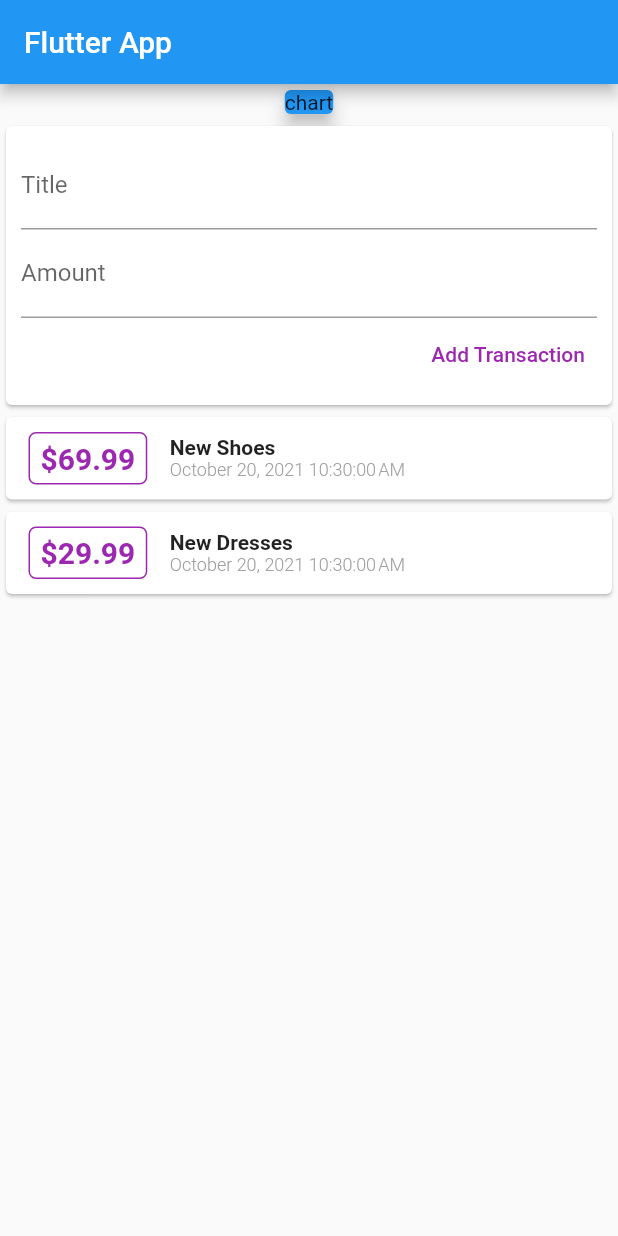
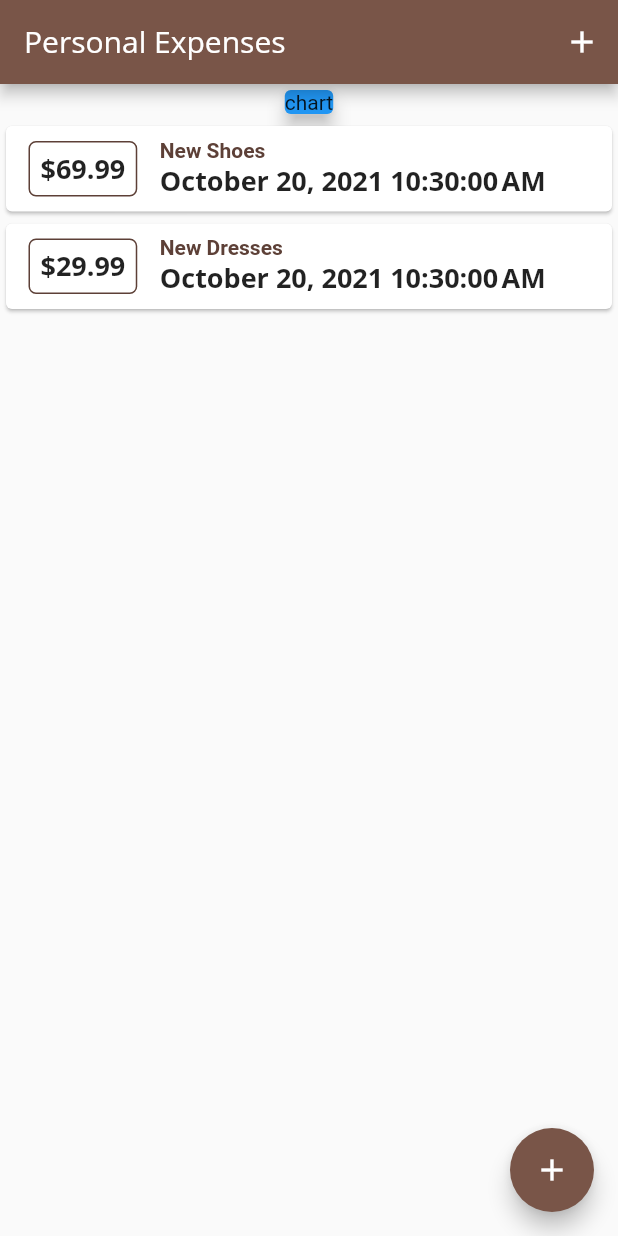
Before and after one commit to Khongchai/flutter-code-along, a Flutter app: the screen it shows after launch, on a phone screen of 412 x 824 dp. Run offline on Flutter 3.47's test engine with Material 2 defaults, Android fonts, the phone set to English and light mode, and no system bars.

Commit message:
finished text theme section

```diff
--- /dev/null
+++ b/expense_along/lib/components/transaction_list.dart
@@ -0,0 +1,47 @@
+import 'package:expense/types/transaction.dart';
+import "package:flutter/material.dart";
+import 'package:intl/intl.dart';
+
+class TransactionList extends StatelessWidget {
+  final List<Transaction> userTransactions;
+
+  const TransactionList({Key? key, required this.userTransactions})
+      : super(key: key);
+
+  @override
+  Widget build(BuildContext context) {
+    return Expanded(
+      child: ListView.builder(
+        itemBuilder: (ctx, i) {
+          return (Card(
+            child: Row(children: [
+              Container(
+                  decoration: BoxDecoration(
+                      borderRadius: BorderRadius.circular(5),
+                      border: Border.all(
+                        color: Theme.of(context).primaryColorDark,
+                        width: 1,
+                      )),
+                  margin:
+                      const EdgeInsets.symmetric(vertical: 10, horizontal: 15),
+                  padding:
+                      const EdgeInsets.symmetric(vertical: 5, horizontal: 7),
+                  child: Text(
+                      "\$" + userTransactions[i].amount.toStringAsFixed(2),
+                      style: Theme.of(context).textTheme.headline6)),
+              Column(crossAxisAlignment: CrossAxisAlignment.start, children: [
+                Text(userTransactions[i].title,
+                    style: TextStyle(
+                        fontWeight: FontWeight.bold,
+                        color: Theme.of(context).primaryColorDark)),
+                Text(DateFormat().format(userTransactions[i].date),
+                    style: Theme.of(context).textTheme.headline6),
+              ])
+            ]),
+          ));
+        },
+        itemCount: userTransactions.length,
+      ),
+    );
+  }
+}
--- a/expense_along/lib/main.dart
+++ b/expense_along/lib/main.dart
@@ -1,6 +1,7 @@
+import 'package:expense/components/transaction_inputs.dart';
+import 'package:expense/components/transaction_list.dart';
 import 'package:expense/types/transaction.dart';
 import 'package:flutter/material.dart';
-import 'package:intl/intl.dart';
 
 void main() {
   runApp(const MyApp());
@@ -12,31 +13,72 @@ class MyApp extends StatelessWidget {
   @override
   Widget build(BuildContext context) {
     return MaterialApp(
-      title: 'Flutter Demo',
+      title: 'Personal Expenses',
       theme: ThemeData(
-        primarySwatch: Colors.blue,
-      ),
+          primarySwatch: Colors.brown,
+          fontFamily: "Quicksand",
+          textTheme: ThemeData.light().textTheme.copyWith(
+              headline6: const TextStyle(
+                  fontFamily: "OpenSans",
+                  fontSize: 18,
+                  fontWeight: FontWeight.bold)),
+          appBarTheme: AppBarTheme(
+              textTheme: ThemeData.light().textTheme.copyWith(
+                  headline6:
+                      const TextStyle(fontFamily: "OpenSans", fontSize: 20)))),
       home: MyHomePage(),
     );
   }
 }
 
-class MyHomePage extends StatelessWidget {
+class MyHomePage extends StatefulWidget {
   MyHomePage({Key? key}) : super(key: key);
 
-  final List<Transaction> transactions = [
+  @override
+  State<MyHomePage> createState() => _MyHomePageState();
+}
+
+class _MyHomePageState extends State<MyHomePage> {
+  final List<Transaction> _userTransactions = [
     Transaction(
         id: "t1", title: "New Shoes", amount: 69.99, date: DateTime.now()),
     Transaction(
         id: "t2", title: "New Dresses", amount: 29.99, date: DateTime.now()),
   ];
 
+  bool _addNewTransaction(String title, double amount) {
+    final newTx = Transaction(
+        title: title,
+        amount: amount,
+        date: DateTime.now(),
+        id: DateTime.now().toString());
+
+    setState(() {
+      _userTransactions.add(newTx);
+    });
+
+    return true;
+  }
+
+  void startAddingNewTransaction(BuildContext ctx) {
+    showModalBottomSheet(
+        context: ctx,
+        builder: (_) {
+          return GestureDetector(
+              onTap: () {},
+              behavior: HitTestBehavior.opaque,
+              child: TransactionInputs(addNewTransaction: _addNewTransaction));
+        });
+  }
+
   @override
   Widget build(BuildContext context) {
     return Scaffold(
-        appBar: AppBar(
-          title: const Text("Flutter App"),
-        ),
+      appBar: AppBar(title: const Text("Personal Expenses"), actions: [
+        IconButton(
+            icon: const Icon(Icons.add),
+            onPressed: () => startAddingNewTransaction(context))
+      ]),
       body: Column(crossAxisAlignment: CrossAxisAlignment.center, children: [
         const SizedBox(
           child: Card(
@@ -45,59 +87,13 @@ class MyHomePage extends StatelessWidget {
             elevation: 5,
           ),
         ),
-          Card(
-            child: Padding(
-              padding: const EdgeInsets.all(10),
-              child:
-                  Column(crossAxisAlignment: CrossAxisAlignment.end, children: [
-                TextField(decoration: InputDecoration(labelText: "Title")),
-                TextField(decoration: InputDecoration(labelText: "Amount")),
-                TextButton(
-                    child: Text("Add Transaction"),
-                    onPressed: () => print("button clicked"),
-                    style: TextButton.styleFrom(
-                      primary: Colors.purple,
-                    ))
+        TransactionList(
+          userTransactions: _userTransactions,
+        ),
       ]),
-            ),
-          ),
-          Column(children: [
-            ...transactions
-                .map((tx) => Card(
-                      child: Row(children: [
-                        Container(
-                            decoration: BoxDecoration(
-                                borderRadius: BorderRadius.circular(5),
-                                border: Border.all(
-                                  color: Colors.purple,
-                                  width: 1,
-                                )),
-                            margin: const EdgeInsets.symmetric(
-                                vertical: 10, horizontal: 15),
-                            padding: const EdgeInsets.symmetric(
-                                vertical: 5, horizontal: 7),
-                            child: Text("\$" + tx.amount.toString(),
-                                style: const TextStyle(
-                                  fontWeight: FontWeight.bold,
-                                  fontSize: 20,
-                                  color: Colors.purple,
-                                ))),
-                        Column(
-                            crossAxisAlignment: CrossAxisAlignment.start,
-                            children: [
-                              Text(tx.title,
-                                  style: const TextStyle(
-                                      fontWeight: FontWeight.bold)),
-                              Text(DateFormat().format(tx.date),
-                                  style: const TextStyle(
-                                      fontWeight: FontWeight.w300,
-                                      fontSize: 12,
-                                      color: Colors.grey)),
-                            ])
-                      ]),
-                    ))
-                .toList()
-          ]),
-        ]));
+      floatingActionButton: FloatingActionButton(
+          child: const Icon(Icons.add),
+          onPressed: () => startAddingNewTransaction(context)),
+    );
   }
 }
```
Also changed, not shown: expense_along/lib/components/transaction_inputs.dart (added, +54 -0 lines), expense_along/pubspec.yaml (+12 -6 lines), expense_along/assets/fonts/OpenSans-Bold.ttf (added), expense_along/assets/fonts/OpenSans-Regular.ttf (added), expense_along/assets/fonts/Quicksand-Bold.ttf (added), expense_along/assets/fonts/Quicksand-Light.ttf (added), expense_along/assets/fonts/Quicksand-Medium.ttf (added), expense_along/assets/fonts/Quicksand-Regular.ttf (added). Lines whose indentation alone changed are shown as unchanged.
